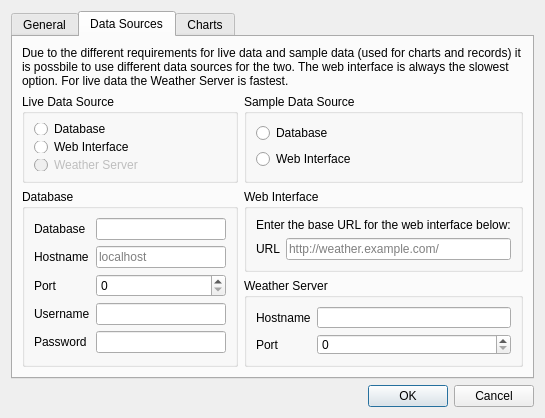
This is desktop/settingsdialog.ui in davidrg/zxweather as Qt 5 draws it before an edit. The edited form follows.
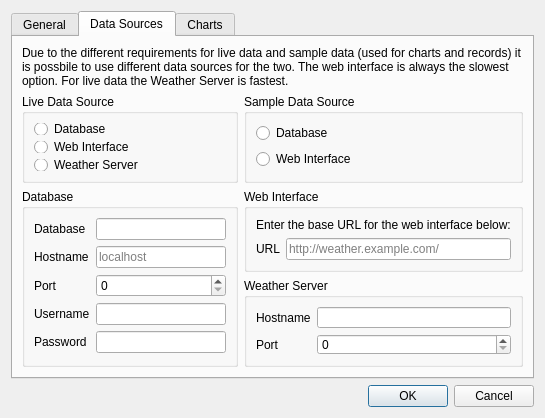
This is the edited form. The open tabs and pages were chosen to show the change. Icons and pictures are not drawn. Custom widgets are drawn as their Qt base class.

Diff of the .ui file:
```diff
--- a/desktop/settingsdialog.ui
+++ b/desktop/settingsdialog.ui
@@ -406,7 +406,7 @@
           <item>
            <widget class="QRadioButton" name="rbLiveServer">
             <property name="enabled">
-             <bool>false</bool>
+             <bool>true</bool>
             </property>
             <property name="text">
              <string>Weather Server</string>
```
Left out of the diff: 8 changed lines with no effect on the pictures.
